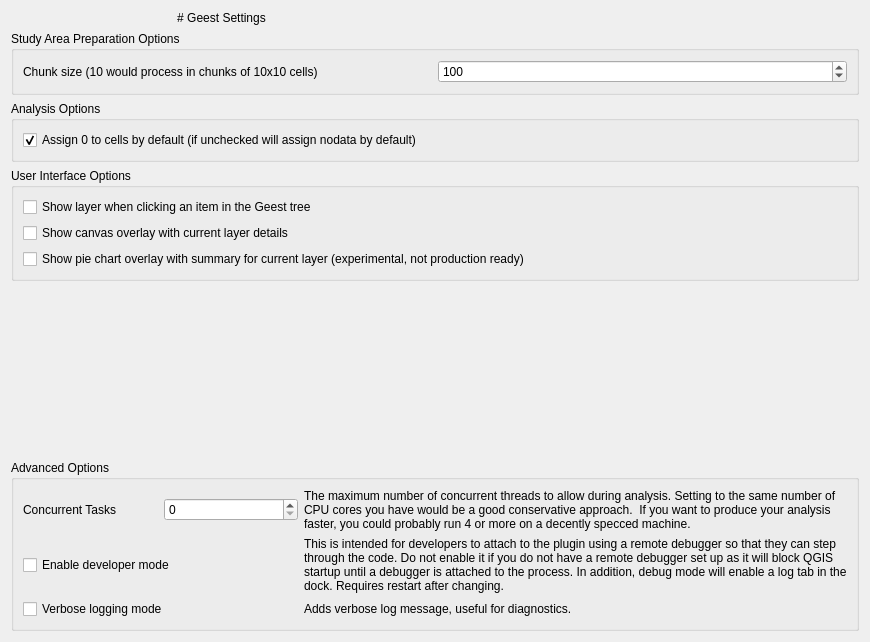
First picture: the form in geest/ui/geest_settings_base.ui, repository worldbank/GEEST, before the edit.
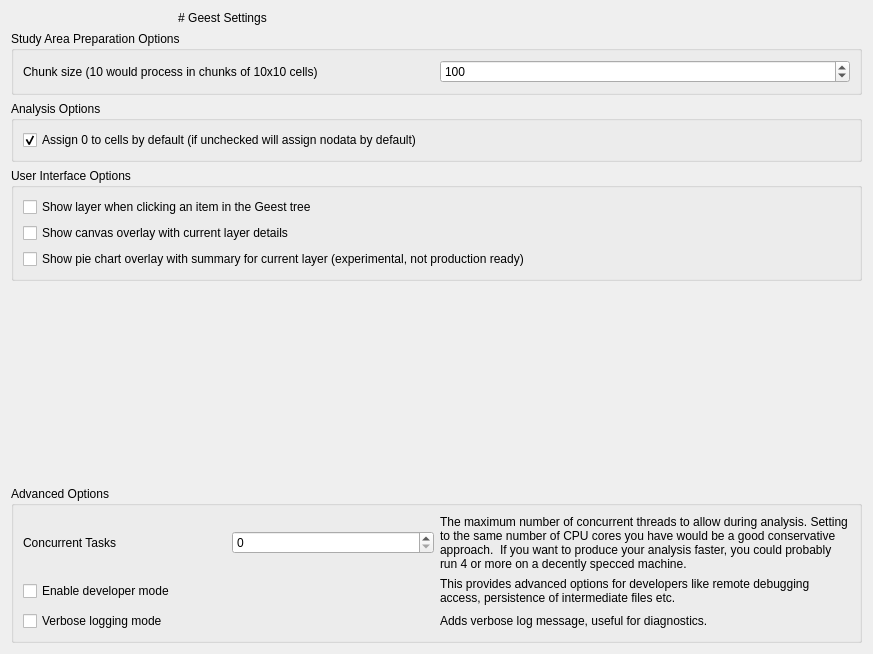
Second picture: the form after the edit.

Commit message: Fix for poor naming of developer mode logic

Patch:
```diff
--- a/geest/ui/geest_settings_base.ui
+++ b/geest/ui/geest_settings_base.ui
@@ -6,8 +6,8 @@
    <rect>
     <x>0</x>
     <y>0</y>
-    <width>870</width>
-    <height>642</height>
+    <width>873</width>
+    <height>654</height>
    </rect>
   </property>
   <property name="windowTitle">
@@ -161,7 +161,7 @@
       <item row="1" column="1">
        <widget class="QLabel" name="debug_mode_description">
         <property name="text">
-         <string>This is intended for developers to attach to the plugin using a remote debugger so that they can step through the code. Do not enable it if you do not have a remote debugger set up as it will block QGIS startup until a debugger is attached to the process. In addition, debug mode will enable a log tab in the dock. Requires restart after changing.</string>
+         <string>This provides advanced options for developers like remote debugging access, persistence of intermediate files etc.</string>
         </property>
         <property name="wordWrap">
          <bool>true</bool>
```
Left out of the diff: 6 changed lines with no effect on the pictures. The commit also changes 7 other files.
